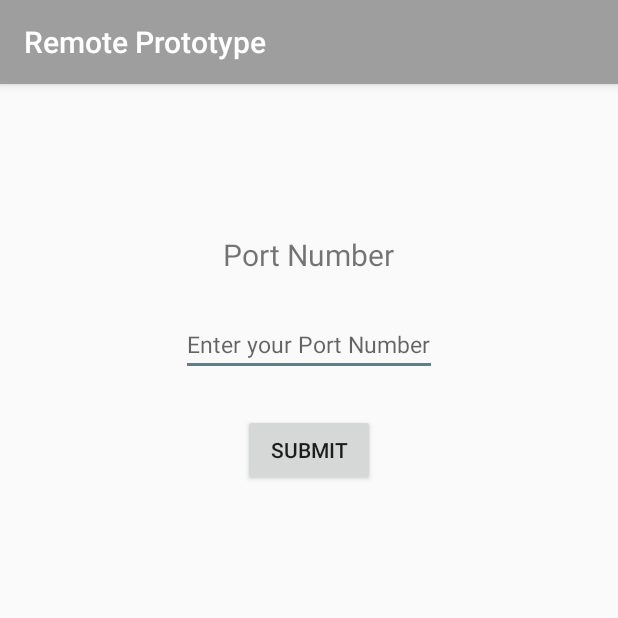
After one commit to deamonoid/RemoteProtoype, an Android app: the ChangePort screen opened directly, with no data from a screen before it, on a phone screen of 412 x 824 dp, the top half of it. The commit adds this screen. Run offline under Robolectric (Android 15) with nearby library versions, the phone set to English and light mode, and no system bars.

Commit message:
Take user defined server port number

```diff
--- a/app/build.gradle
+++ b/app/build.gradle
@@ -2,7 +2,7 @@ apply plugin: 'com.android.application'
 
 android {
     compileSdkVersion 26
-    buildToolsVersion "26.0.0"
+    buildToolsVersion "26.0.2"
     defaultConfig {
         applicationId "com.example.ghost.RemotePrototype"
         minSdkVersion 16
@@ -25,6 +25,5 @@ dependencies {
         exclude group: 'com.android.support', module: 'support-annotations'
     })
     compile 'com.android.support:appcompat-v7:26.+'
-    compile 'com.android.support.constraint:constraint-layout:1.0.0-beta4'
     testCompile 'junit:junit:4.12'
 }
--- a/app/src/main/AndroidManifest.xml
+++ b/app/src/main/AndroidManifest.xml
@@ -22,6 +22,7 @@
         </activity>
         <activity android:name="com.example.ghost.RemotePrototype.ScanCentre"/>
         <activity android:name="com.example.ghost.RemotePrototype.CommandCentre"/>
+        <activity android:name=".ChangePort"/>
     </application>
 
 </manifest>
--- /dev/null
+++ b/app/src/main/java/com/example/ghost/RemotePrototype/ChangePort.java
@@ -0,0 +1,49 @@
+package com.example.ghost.RemotePrototype;
+
+import android.os.Bundle;
+import android.support.annotation.Nullable;
+import android.support.v7.app.AppCompatActivity;
+import android.util.Log;
+import android.view.View;
+import android.widget.Button;
+import android.widget.EditText;
+import android.widget.Toast;
+
+/**
+ * Created by Tanmay on 07/10/17.
+ */
+
+public class ChangePort extends AppCompatActivity {
+
+    private EditText changePort;
+    private Button submit;
+
+    @Override
+    protected void onCreate(Bundle savedInstanceState) {
+        super.onCreate(savedInstanceState);
+
+        setContentView(R.layout.menu_changeport);
+
+        changePort = (EditText) findViewById(R.id.changePort_portNumber);
+        submit = (Button) findViewById(R.id.changePort_submitButton);
+
+        submit.setOnClickListener(new View.OnClickListener() {
+            @Override
+            public void onClick(View view) {
+                changePortNumber();
+            }
+        });
+    }
+
+    private void changePortNumber() {
+        int portNumber;
+        portNumber = Integer.parseInt(changePort.getText().toString());
+
+        if (changePort.getText().toString().equals("")) {
+            Toast.makeText(this, "Enter your Port Number", Toast.LENGTH_SHORT).show();
+        } else {
+            Constants.SERVER_PORT = portNumber;
+            finish();
+        }
+    }
+}
--- /dev/null
+++ b/app/src/main/res/layout/menu_changeport.xml
@@ -0,0 +1,34 @@
+<?xml version="1.0" encoding="utf-8"?>
+<LinearLayout xmlns:android="http://schemas.android.com/apk/res/android"
+    android:layout_width="match_parent"
+    android:layout_height="match_parent"
+    android:orientation="vertical"
+    android:padding="20dp">
+
+    <TextView
+        android:layout_width="wrap_content"
+        android:layout_height="wrap_content"
+        android:layout_gravity="center"
+        android:layout_marginTop="80dp"
+        android:gravity="center"
+        android:text="Port Number"
+        android:textSize="20sp" />
+
+    <EditText
+        android:layout_width="wrap_content"
+        android:layout_height="wrap_content"
+        android:layout_gravity="center"
+        android:layout_margin="25dp"
+        android:hint="Enter your Port Number"
+        android:inputType="number"
+        android:textSize="15sp"
+        android:id="@+id/changePort_portNumber"/>
+
+    <Button
+        android:layout_width="wrap_content"
+        android:layout_height="wrap_content"
+        android:layout_gravity="center"
+        android:text="Submit"
+        android:id="@+id/changePort_submitButton"/>
+
+</LinearLayout>
```
Also changed, not shown: app/src/main/java/com/example/ghost/RemotePrototype/ScanCentre.java (+23 -1 lines), app/src/main/res/layout/activity_main.xml (+4 -7 lines), app/src/main/res/menu/scan_menu.xml (added, +8 -0 lines).
